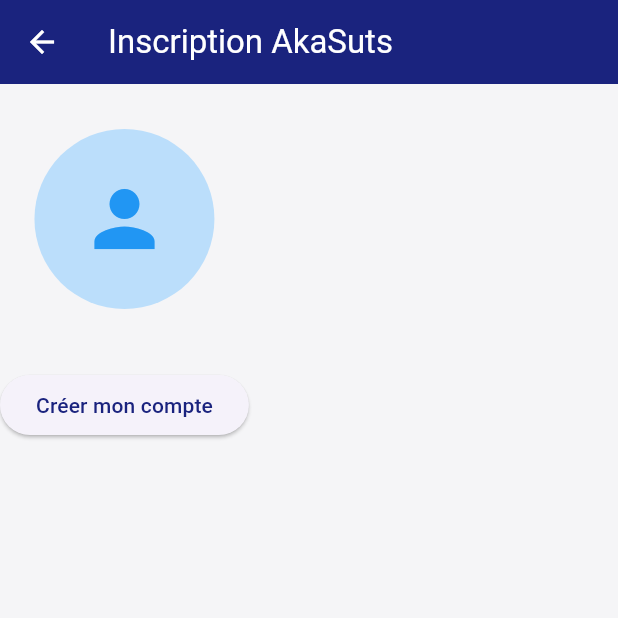
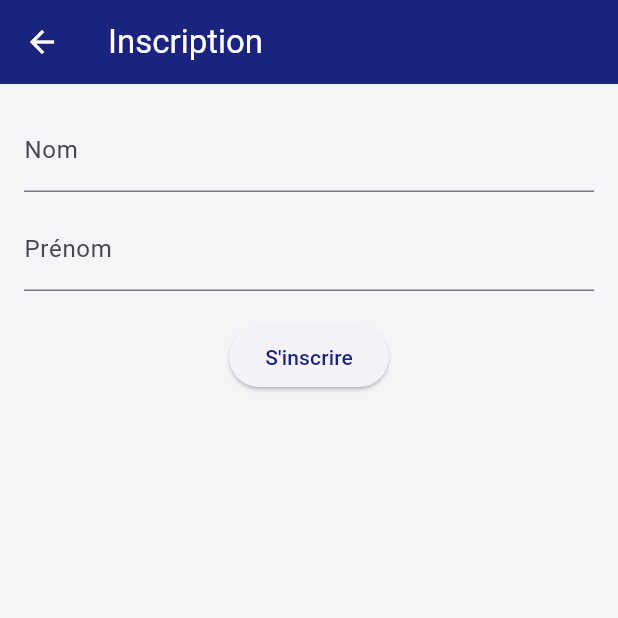
Before and after one commit to avoganaugustin5-ux/akasuts, a Flutter app: the InscriptionPage screen opened directly, on a phone screen of 412 x 824 dp, the top half of it. Run offline on Flutter 3.47's test engine with Material 3 defaults, Android fonts, the phone set to English and light mode, and no system bars; our stand-ins replace cloud_firestore, connectivity_plus, file_picker, firebase_auth, firebase_core, font_awesome_flutter and 1 more; missing offline and left inert: cinetpay, cloudinary_public; accounts and stored records are empty.

Commit message:
Mise à jour de l'applicaion

```diff
--- a/lib/main.dart
+++ b/lib/main.dart
@@ -1,7 +1,7 @@
 import 'package:flutter/material.dart';
 import 'package:firebase_core/firebase_core.dart';
 import 'package:cloud_firestore/cloud_firestore.dart';
-import 'package:flutter/foundation.dart'; // Pour kIsWeb
+//import 'package:flutter/foundation.dart'; // Pour kIsWeb
 import 'firebase_options.dart';
 import 'auth_wrapper.dart';
 
--- a/lib/screens/inscription_page.dart
+++ b/lib/screens/inscription_page.dart
@@ -1,111 +1,83 @@
 import 'package:flutter/material.dart';
 import 'package:cloud_firestore/cloud_firestore.dart';
-import 'package:firebase_auth/firebase_auth.dart';
-import '../services/storage_service.dart';
 
 class InscriptionPage extends StatefulWidget {
+  // Correction : Ajout du paramètre key
+  const InscriptionPage({super.key});
+
   @override
-  _InscriptionPageState createState() => _InscriptionPageState();
+  State<InscriptionPage> createState() => _InscriptionPageState();
 }
 
 class _InscriptionPageState extends State<InscriptionPage> {
-  final StorageService _storage = StorageService();
-  final FirebaseAuth _auth = FirebaseAuth.instance;
-  final FirebaseFirestore _firestore = FirebaseFirestore.instance;
+  final _formKey = GlobalKey<FormState>();
+  final _nomController = TextEditingController();
+  final _prenomController = TextEditingController();
+  bool _isLoading = false;
 
-  String? _uploadedImageUrl;
-  bool _isUploading = false; // Pour le spinner de la photo
-  bool _isRegistering = false; // Pour le bouton "S'inscrire"
-
-  // 1. Sélection et Upload immédiat vers Cloudinary
-  Future<void> _selectAndUploadPhoto() async {
-    final image = await _storage.pickImage();
-    if (image != null) {
-      setState(() => _isUploading = true);
-      String? url = await _storage.uploadMedia(image);
-      setState(() {
-        _uploadedImageUrl = url;
-        _isUploading = false;
-      });
-    }
-  }
-
-  // 2. Création du compte et sauvegarde dans Firestore
-  Future<void> _registerUser() async {
-    // Supposons que tu as des contrôleurs pour l'email et le mot de passe
-    // String email = _emailController.text;
-
-    setState(() => _isRegistering = true);
+  Future<void> _sinscrire() async {
+    if (_formKey.currentState!.validate()) {
+      setState(() => _isLoading = true);
 
       try {
-      // Création de l'utilisateur dans Firebase Auth
-      UserCredential userCredential = await _auth.createUserWithEmailAndPassword(
-        email: "email@univ-ts.bf", // À remplacer par tes variables
-        password: "mon_mot_de_passe",
-      );
-
-      String uid = userCredential.user!.uid;
-
-      // Enregistrement des infos dans Firestore
-      await _firestore.collection('users').doc(uid).set({
-        'uid': uid,
-        'email': "email@univ-ts.bf",
-        'profilePic': _uploadedImageUrl ?? "", // On stocke l'URL Cloudinary ici
-        'createdAt': FieldValue.serverTimestamp(),
-        'role': 'etudiant',
+        // Simulation ou logique d'inscription
+        await FirebaseFirestore.instance.collection('inscriptions_temp').add({
+          'nom': _nomController.text.trim(),
+          'prenom': _prenomController.text.trim(),
+          'date': FieldValue.serverTimestamp(),
         });
 
+        // Correction : Vérification mounted avant d'utiliser le context
+        if (!mounted) return;
+
         ScaffoldMessenger.of(context).showSnackBar(
-        SnackBar(content: Text("Compte créé avec succès !"), backgroundColor: Colors.green),
+          const SnackBar(content: Text("Inscription réussie !"), backgroundColor: Colors.green),
         );
-
+        Navigator.pop(context);
       } catch (e) {
+        if (!mounted) return;
         ScaffoldMessenger.of(context).showSnackBar(
           SnackBar(content: Text("Erreur : $e"), backgroundColor: Colors.red),
         );
       } finally {
-      setState(() => _isRegistering = false);
+        if (mounted) setState(() => _isLoading = false);
+      }
     }
   }
 
   @override
   Widget build(BuildContext context) {
     return Scaffold(
-      appBar: AppBar(title: Text("Inscription AkaSuts")),
-      body: SingleChildScrollView(
+      appBar: AppBar(
+        title: const Text("Inscription"), // Correction : Ajout de const
+        backgroundColor: const Color(0xFF1A237E),
+      ),
+      body: Padding(
+        padding: const EdgeInsets.all(16.0), // Correction : Ajout de const
+        child: Form(
+          key: _formKey,
           child: Column(
             children: [
-            const SizedBox(height: 30),
-            // Widget de la photo de profil
-            GestureDetector(
-              onTap: _isUploading ? null : _selectAndUploadPhoto,
-              child: Stack(
-                alignment: Alignment.center,
-                children: [
-                  CircleAvatar(
-                    radius: 60,
-                    backgroundColor: Colors.blue[100],
-                    backgroundImage: _uploadedImageUrl != null
-                        ? NetworkImage(_uploadedImageUrl!)
-                        : null,
-                    child: _uploadedImageUrl == null && !_isUploading
-                        ? Icon(Icons.person, size: 60, color: Colors.blue)
-                        : null,
+              TextFormField(
+                controller: _nomController,
+                decoration: const InputDecoration(labelText: "Nom"), // Correction : const
+                validator: (v) => v!.isEmpty ? "Champ requis" : null,
               ),
-                  if (_isUploading)
-                    CircularProgressIndicator(color: Colors.white),
+              const SizedBox(height: 10), // Correction : const
+              TextFormField(
+                controller: _prenomController,
+                decoration: const InputDecoration(labelText: "Prénom"), // Correction : const
+                validator: (v) => v!.isEmpty ? "Champ requis" : null,
+              ),
+              const SizedBox(height: 20), // Correction : const
+              _isLoading
+                  ? const CircularProgressIndicator()
+                  : ElevatedButton(
+                onPressed: _sinscrire,
+                child: const Text("S'inscrire"), // Correction : const
+              ),
             ],
           ),
-            ),
-            const SizedBox(height: 40),
-            // Bouton final d'inscription
-            ElevatedButton(
-              onPressed: _isRegistering ? null : _registerUser,
-              child: _isRegistering
-                  ? CircularProgressIndicator(color: Colors.white)
-                  : Text("Créer mon compte"),
-            ),
-          ],
         ),
       ),
     );
--- a/pubspec.yaml
+++ b/pubspec.yaml
@@ -15,7 +15,8 @@ dependencies:
   font_awesome_flutter: 10.7.0
   url_launcher: ^6.2.5
   image_picker: ^1.0.7
-  cloudinary_public: ^0.2.1
+  file_picker: ^8.0.0
+  cloudinary_public: 0.23.1
   connectivity_plus: ^5.0.2
   cinetpay: ^1.0.7
 
```
Also changed, not shown: lib/screens/accueil.dart (+76 -87 lines), lib/screens/add_resource_page.dart (added, +137 -0 lines), lib/screens/resources_page.dart (+32 -9 lines), lib/services/storage_service.dart (+41 -19 lines), pubspec.lock. Lines whose indentation alone changed are shown as unchanged.
